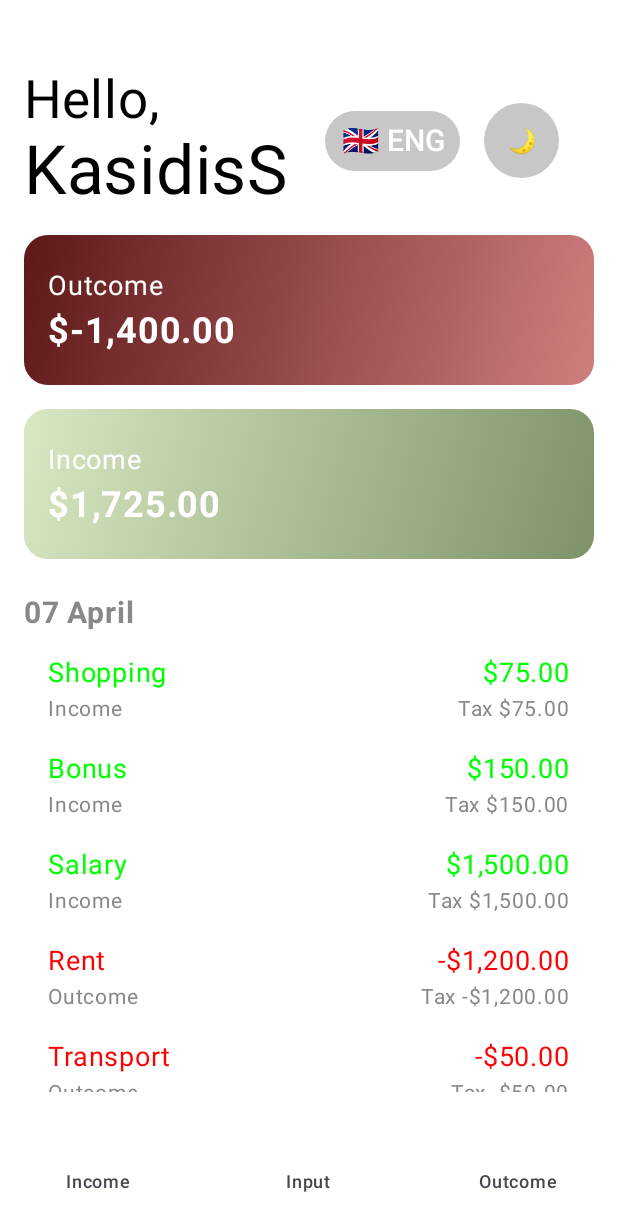
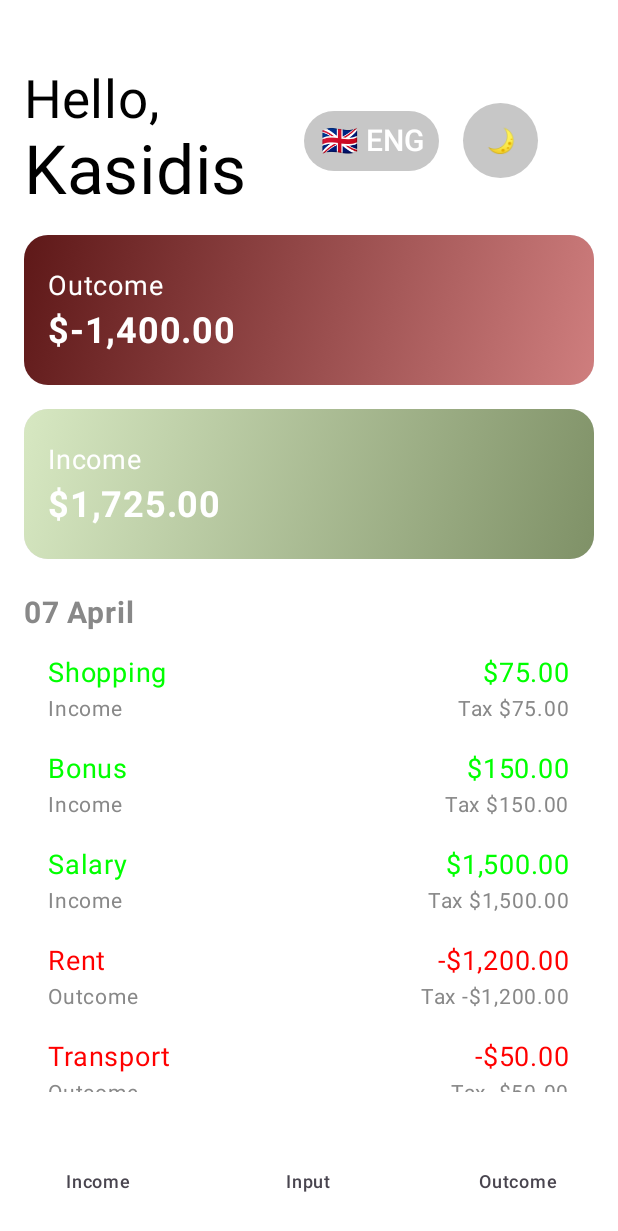
Before and after one commit to KSnie/Android-Project, an Android app built with Jetpack Compose: the screen it shows after launch (MainActivity), on a phone screen of 412 x 824 dp. Shown: the top 1231 px of the screen. Run offline under Robolectric (Android 15) with nearby library versions, the phone set to English and light mode, and no system bars.

Commit message:
change to sawasdde kub

```diff
--- a/app/src/main/java/com/example/projectapp/MainActivity.kt
+++ b/app/src/main/java/com/example/projectapp/MainActivity.kt
@@ -108,7 +108,7 @@ fun HomeScreen(onNavigateToIncome: () -> Unit, onThemeToggle: () -> Unit) {
         ) {
             Column {
                 Text(text = "Hello,", fontSize = 35.sp)
-                Text(text = "KasidisS", fontSize = 45.sp)
+                Text(text = "Kasidis", fontSize = 45.sp)
             }
 
             Row(
```
